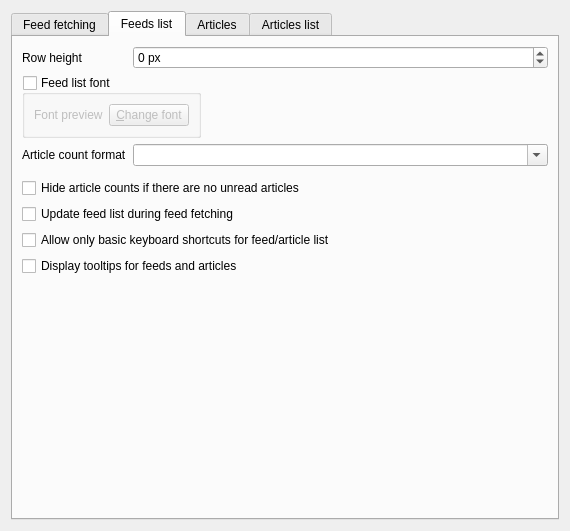
Qt form src/librssguard/gui/settings/settingsfeedsmessages.ui (martinrotter/rssguard) before a commit.
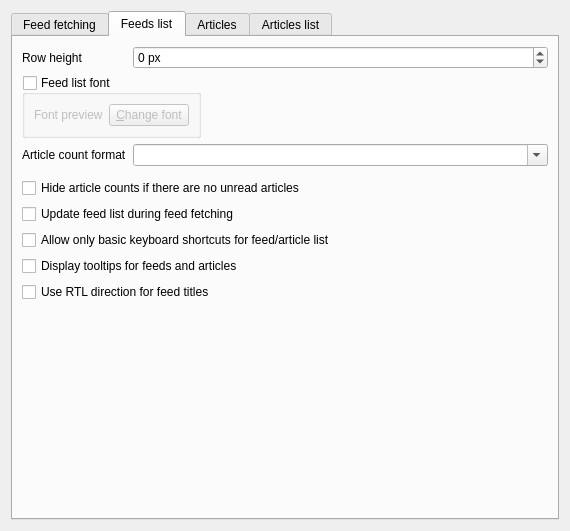
The same form after that commit. The open tabs and pages were chosen to show the change. Custom widgets are drawn as their Qt base class.

Commit message: Use RTL direction for feed titles

Diff of the .ui file:
```diff
--- a/src/librssguard/gui/settings/settingsfeedsmessages.ui
+++ b/src/librssguard/gui/settings/settingsfeedsmessages.ui
@@ -266,6 +266,13 @@
          </property>
         </widget>
        </item>
+       <item row="10" column="0" colspan="2">
+        <widget class="QCheckBox" name="m_checkUseRtlForFeedTitles">
+         <property name="text">
+          <string>Use RTL direction for feed titles</string>
+         </property>
+        </widget>
+       </item>
        <item row="5" column="0" colspan="2">
         <widget class="QCheckBox" name="m_cbUpdateFeedListDuringFetching">
          <property name="text">
```
Left out of the diff: 1 changed line with no effect on the pictures. The commit also changes 4 other files.
